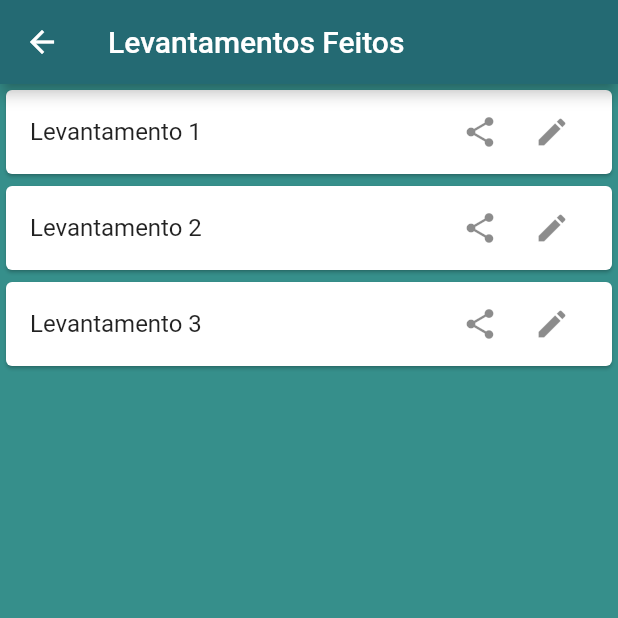
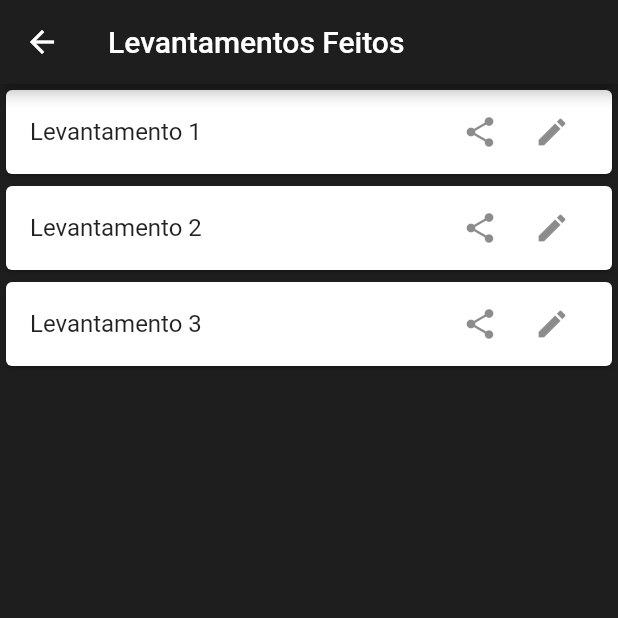
Before and after one commit to gumdanx/project_ana, a Flutter app: the screen it shows after launch, after a tap on "Entrar", after a tap on "Levantamentos Feitos", on a phone screen of 412 x 824 dp, the top half of it. Run offline on Flutter 3.47's test engine with Material 2 defaults, Android fonts, the phone set to English and light mode, and no system bars.

Commit message:
AJUSTES GERAIS
TO-DO: new-survey.dart

```diff
--- a/lib/globals.dart
+++ b/lib/globals.dart
@@ -1,4 +1,17 @@
 import 'package:flutter/material.dart';
+
+var standardName = 'Nome da Unidade 📝️';
+var newSurvey = '';
+var hasName = false;
+
+String surveyName(){
+  if(hasName){
+      return newSurvey;
+  }
+  else{
+    return standardName;
+  }
+}
 
 MaterialColor createMaterialColor(Color color) {
   List strengths = <double>[.05];
@@ -29,17 +42,38 @@ class AnaColors {
   static const Color champagneBase = Color(0xFFF3DFC1);
   static const Color desertSandBase = Color(0xFFDDBEA8);
 
+  static const Color vanDykeBase = Color(0xFF4B3B40);
+  static const Color coyoteBase = Color(0xFF82735C);
+  static const Color olivineBase = Color(0xFF9DB17C);
+  static const Color celadonBase = Color(0xFF9CDE9F);
+  static const Color teaGreenBase = Color(0xFFD1F5BE);
+
+  static const Color richBlackBase = Color(0xFF001011);
+  static const Color darkGreenBase = Color(0xFF1E352F);
+  static const Color brunswickGreenBase = Color(0xFF335145);
+  static const Color tigersEyeBase = Color(0xFFBC6C25);
+  static const Color earthYellowBase = Color(0xFFDDA14E);
+
+  static const Color backBase = Color(0xFF1E1E1E);
+  static final MaterialColor back = createMaterialColor(backBase);
+  static const Color frontBase = Color(0xFF259544);
+  static final MaterialColor front = createMaterialColor(frontBase);
+
   static final MaterialColor darkBlue = createMaterialColor(darkBlueBase);
   static final MaterialColor caribbean = createMaterialColor(caribbeanBase);
   static final MaterialColor darkCyan = createMaterialColor(darkCyanBase);
   static final MaterialColor champagne = createMaterialColor(champagneBase);
   static final MaterialColor desertSand = createMaterialColor(desertSandBase);
+
+  static final MaterialColor vanDyke = createMaterialColor(vanDykeBase);
+  static final MaterialColor coyote = createMaterialColor(coyoteBase);
+  static final MaterialColor olivine = createMaterialColor(olivineBase);
+  static final MaterialColor celadon = createMaterialColor(celadonBase);
+  static final MaterialColor teaGreen = createMaterialColor(teaGreenBase);
+
+  static final MaterialColor richBlack = createMaterialColor(richBlackBase);
+  static final MaterialColor darkGreen = createMaterialColor(darkGreenBase);
+  static final MaterialColor brunswickGreen = createMaterialColor(brunswickGreenBase);
+  static final MaterialColor tigersEye = createMaterialColor(tigersEyeBase);
+  static final MaterialColor earthYellow = createMaterialColor(earthYellowBase);
 }
-
-/*
-160f29  dark blue           roxo escuro
-246a73  caribbean current   verde escuro
-368f8b  dark cyan           verde medio
-f3dfc1  champagne           amarelo claro
-ddbea8  desert sand         amarelo medio
-*/
--- a/lib/main.dart
+++ b/lib/main.dart
@@ -13,8 +13,8 @@ class MeuAplicativo extends StatelessWidget {
     return MaterialApp(
       title: 'project ANA',
       theme: ThemeData(
-        primarySwatch: AnaColors.caribbean,
-        scaffoldBackgroundColor: AnaColors.darkCyan,
+        primarySwatch: AnaColors.back,
+        scaffoldBackgroundColor: AnaColors.back,
         visualDensity: VisualDensity.adaptivePlatformDensity,
       ),
       home: TelaLogin(),
--- a/lib/screens/login.dart
+++ b/lib/screens/login.dart
@@ -7,7 +7,7 @@ class TelaLogin extends StatelessWidget {
   @override
   Widget build(BuildContext context) {
     return Scaffold(
-      backgroundColor: AnaColors.champagne,
+      backgroundColor: AnaColors.back,
       body: Center(
         child: Column(
           mainAxisAlignment: MainAxisAlignment.center,
@@ -16,33 +16,46 @@ class TelaLogin extends StatelessWidget {
                 style: TextStyle(
                     fontSize: 24,
                     fontWeight: FontWeight.bold,
-                    color: AnaColors.darkCyan,
+                    color: AnaColors.front,
                 )),
             SizedBox(height: 20),
-            TextField(
-              style: TextStyle(color: AnaColors.darkBlue),
+            ConstrainedBox(
+              constraints: BoxConstraints(maxWidth: 300), // Define a largura máxima
+              child: TextField(
+                style: TextStyle(color: AnaColors.front),
                 decoration: InputDecoration(
                   labelText: 'Nome de usuário',
-                  labelStyle: TextStyle(color: AnaColors.darkBlue),
+                  labelStyle: TextStyle(color: AnaColors.front),
+                  hintText: 'ex.: richard@lacos21.com',
+                  hintStyle: TextStyle(color: Colors.white.withOpacity(0.5)),
+                ),
               ),
             ),
             SizedBox(height: 10),
-            TextField(
-              style: TextStyle(color: AnaColors.darkBlue),
+            ConstrainedBox(
+              constraints: BoxConstraints(maxWidth: 300), // Define a largura máxima
+              child: TextField(
+                style: TextStyle(color: AnaColors.front),
                 decoration: InputDecoration(
                   labelText: 'Senha',
-                  labelStyle: TextStyle(color: AnaColors.darkBlue),
+                  labelStyle: TextStyle(color: AnaColors.front),
                 ),
                 obscureText: true,
               ),
+            ),
             SizedBox(height: 20),
-            ElevatedButton(
-              child: Text('Entrar'),
+            Container(
+              width: 120, // Ajuste a largura conforme necessário
+              height: 50,
+              child: ElevatedButton(
+                child: Text('Entrar',
+                  style: TextStyle(fontSize: 18),
+                ),
                 style: ElevatedButton.styleFrom(
-                primary: AnaColors.darkBlue, // Define a cor de fundo do botão.
-                onPrimary: AnaColors.champagne, // Define a cor do texto do botão.
+                  primary: AnaColors.front, // Define a cor de fundo do botão.
+                  onPrimary: Colors.white, // Define a cor do texto do botão.
                   shape: RoundedRectangleBorder(
-                  borderRadius: BorderRadius.circular(20), // 20dp corner radius
+                    borderRadius: BorderRadius.circular(25), // 20dp corner radius
                   ),
                 ),
                 onPressed: () {
@@ -52,6 +65,7 @@ class TelaLogin extends StatelessWidget {
                   );
                 },
               ),
+            ),
           ],
         ),
       ),
--- a/lib/screens/menu.dart
+++ b/lib/screens/menu.dart
@@ -9,58 +9,97 @@ class TelaPrincipal extends StatelessWidget {
   @override
   Widget build(BuildContext context) {
     return Scaffold(
+      backgroundColor: AnaColors.back, // Define a cor de fundo do Scaffold
       appBar: AppBar(
         centerTitle: true,
-        title: Text('project ANA',
-          style: TextStyle(color: AnaColors.desertSand)),
+        title: Text(
+          'project ANA',
+          style: TextStyle(color: AnaColors.desertSand),
+        ),
       ),
       body: ListView(
-        padding: const EdgeInsets.all(16.0), // Add padding around the list view for better spacing
+        padding: const EdgeInsets.all(
+            16.0), // Add padding around the list view for better spacing
         children: <Widget>[
-          OutlinedButton(
-            child: Text('Novo Levantamento'),
+          Center(
+            // Centraliza o Container
+            child: Container(
+              width: 280.0, // Define uma largura fixa para o Container
+              height: 60,
+              child: OutlinedButton(
+                child: Text(
+                  'Novo Levantamento',
+                  style: TextStyle(
+                    fontSize: 20,
+                  ),
+                ),
                 style: OutlinedButton.styleFrom(
                   primary: AnaColors.champagne, // Text color
-              onSurface: AnaColors.champagne, // Border color when button is enabled
-              side: BorderSide(color: AnaColors.champagne, width: 1.5), // Customize border details
+                  onSurface: AnaColors
+                      .champagne, // Border color when button is enabled
+                  side: BorderSide(
+                      color: AnaColors.champagne,
+                      width: 1.5), // Customize border details
                   shape: RoundedRectangleBorder(
-                borderRadius: BorderRadius.circular(20),
+                    borderRadius: BorderRadius.circular(30),
                   ),
                 ),
                 onPressed: () {
                   Navigator.push(
                     context,
-                MaterialPageRoute(builder: (context) => TelaNovoLevantamento()),
+                    MaterialPageRoute(
+                        builder: (context) => TelaNovoLevantamento()),
                   );
                 },
               ),
-          SizedBox(height: 10.0), // Add space between buttons
-          OutlinedButton(
-            child: Text('Levantamentos Feitos'),
+            ),
+          ),
+          SizedBox(height: 30.0), // Add space between buttons
+          Center(
+            child: Container(
+              width: 280.0, // Define uma largura fixa para o Container
+              height: 60,
+              child: OutlinedButton(
+                child: Text('Levantamentos Feitos',
+                  style: TextStyle(
+                    fontSize: 20,
+                  ),
+                ),
                 style: OutlinedButton.styleFrom(
                   primary: AnaColors.champagne,
                   onSurface: AnaColors.champagne,
                   side: BorderSide(color: AnaColors.champagne, width: 1.5),
                   shape: RoundedRectangleBorder(
-              borderRadius: BorderRadius.circular(20),
+                    borderRadius: BorderRadius.circular(30),
                   ),
                 ),
                 onPressed: () {
                   Navigator.push(
                     context,
-                MaterialPageRoute(builder: (context) => TelaVerLevantamentos()),
+                    MaterialPageRoute(
+                        builder: (context) => TelaVerLevantamentos()),
                   );
                 },
               ),
-          SizedBox(height: 10.0),
-          OutlinedButton(
-            child: Text('Usuário'),
+            ),
+          ),
+          SizedBox(height: 30.0),
+          Center(
+            child: Container(
+              width: 280.0, // Define uma largura fixa para o Container
+              height: 60,
+              child: OutlinedButton(
+                child: Text('Usuário',
+                  style: TextStyle(
+                    fontSize: 20,
+                  ),
+                ),
                 style: OutlinedButton.styleFrom(
                   primary: AnaColors.champagne,
                   onSurface: AnaColors.champagne,
                   side: BorderSide(color: AnaColors.champagne, width: 1.5),
                   shape: RoundedRectangleBorder(
-                borderRadius: BorderRadius.circular(20),
+                    borderRadius: BorderRadius.circular(30),
                   ),
                 ),
                 onPressed: () {
@@ -70,6 +109,8 @@ class TelaPrincipal extends StatelessWidget {
                   );
                 },
               ),
+            ),
+          ),
         ],
       ),
     );
```
Also changed, not shown: lib/screens/new_survey.dart (+88 -25 lines). Lines whose indentation alone changed are shown as unchanged.
